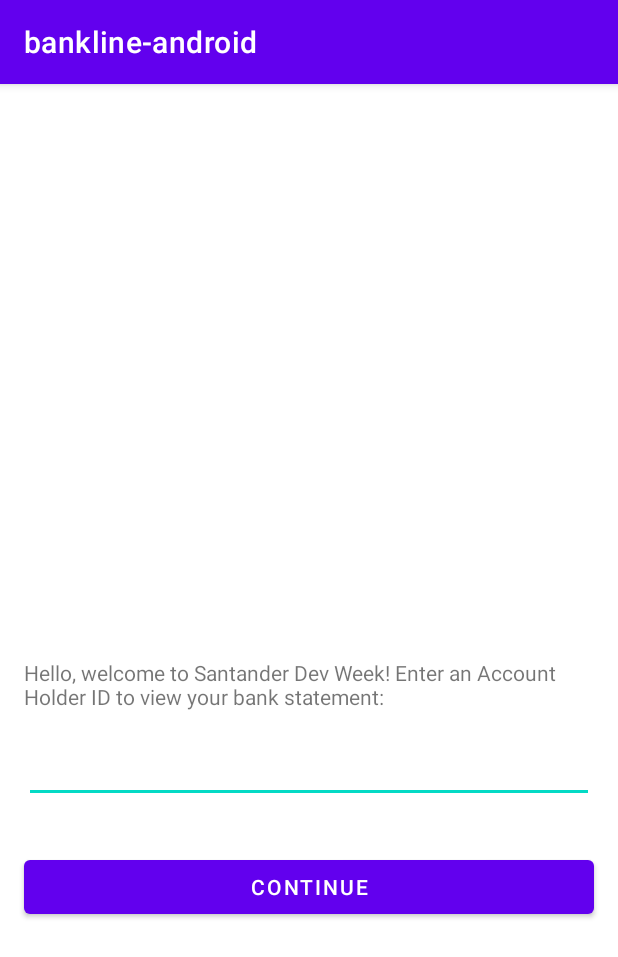
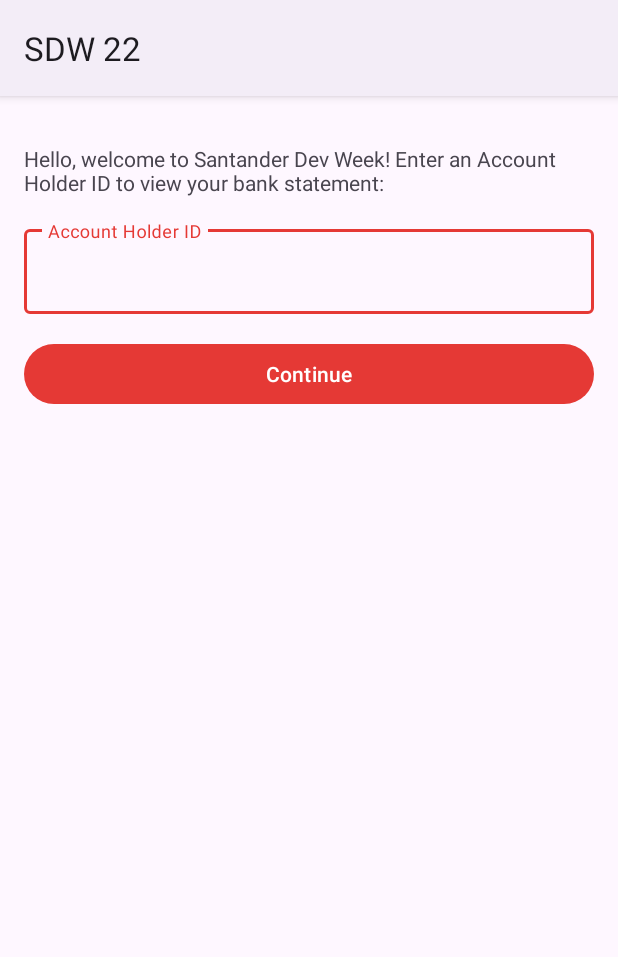
Before and after one commit to SenirSales/bankline-android, an Android app: the screen it shows after launch (WelcomeActivity), on a phone screen of 412 x 824 dp. Shown: the top 957 px of the screen. Run offline under Robolectric (Android 15) with nearby library versions, the light colour scheme and no system bars.

Commit message:
Inclusão do ADPTER

```diff
--- a/app/src/main/AndroidManifest.xml
+++ b/app/src/main/AndroidManifest.xml
@@ -8,7 +8,7 @@
         android:label="@string/app_name"
         android:roundIcon="@mipmap/ic_launcher_round"
         android:supportsRtl="true"
-        android:theme="@style/Theme.Banklineandroid">
+        android:theme="@style/Theme.AppTheme">
 
         <activity
             android:name=".ui.welcome.WelcomeActivity"
--- /dev/null
+++ b/app/src/main/java/me/dio/bankline/domian/TipoMovimentacao.kt
@@ -0,0 +1,5 @@
+package me.dio.bankline.domian
+
+enum class TipoMovimentacao {
+    RECEITA, DESPESA
+}
--- a/app/src/main/java/me/dio/bankline/ui/welcome/WelcomeActivity.kt
+++ b/app/src/main/java/me/dio/bankline/ui/welcome/WelcomeActivity.kt
@@ -1,12 +1,30 @@
 package me.dio.bankline.ui.welcome
 
+import android.content.Intent
 import androidx.appcompat.app.AppCompatActivity
 import android.os.Bundle
 import me.dio.bankline.R
+import me.dio.bankline.databinding.ActiveWelcomeBinding
+import me.dio.bankline.domian.Correntista
+import me.dio.bankline.ui.statement.BankStatementActivity
 
 class WelcomeActivity : AppCompatActivity() {
+    private val binding by lazy {
+        ActiveWelcomeBinding.inflate(layoutInflater)
+    }
+
     override fun onCreate(savedInstanceState: Bundle?) {
         super.onCreate(savedInstanceState)
-        setContentView(R.layout.active_welcome)
+
+        setContentView(binding.root)
+        binding.btContinue.setOnClickListener {
+            val accountHolderId = binding.etAccountHolderId.text.toString().toInt()
+            val accountHolder = Correntista(accountHolderId)
+
+            val intent = Intent(this, BankStatementActivity::class.java).apply {
+                putExtra(BankStatementActivity.EXTRA_ACCOUNT_HOLDER, accountHolder)
+            }
+            startActivity(intent)
+        }
     }
 }
--- a/app/src/main/res/layout/active_welcome.xml
+++ b/app/src/main/res/layout/active_welcome.xml
@@ -10,38 +10,45 @@
         android:id="@+id/tvWelcome"
         android:layout_width="0dp"
         android:layout_height="wrap_content"
-        android:layout_marginLeft="16dp"
+        android:layout_marginLeft="@dimen/margin_default"
         android:layout_marginTop="32dp"
-        android:layout_marginRight="16dp"
+        android:layout_marginRight="@dimen/margin_default"
         android:text="@string/txt_welcome"
-        app:layout_constraintBottom_toBottomOf="parent"
         app:layout_constraintLeft_toLeftOf="parent"
         app:layout_constraintRight_toRightOf="parent"
         app:layout_constraintTop_toTopOf="parent" />
 
-    <EditText
-        android:id="@+id/etAccountHolderId"
+    <!-- Reference: https://material.io/components/text-fields/android -->
+    <com.google.android.material.textfield.TextInputLayout
+        android:id="@+id/tilAccountHolderId"
         android:layout_width="0dp"
         android:layout_height="wrap_content"
-        android:layout_marginStart="16dp"
-        android:layout_marginTop="16dp"
-        android:layout_marginEnd="16dp"
-        android:ems="10"
-        android:inputType="number"
+        android:layout_marginStart="@dimen/margin_default"
+        android:layout_marginTop="@dimen/margin_default"
+        android:layout_marginEnd="@dimen/margin_default"
+        android:hint="@string/txt_account_holder_id"
         app:layout_constraintEnd_toEndOf="parent"
         app:layout_constraintStart_toStartOf="parent"
-        app:layout_constraintTop_toBottomOf="@+id/tvWelcome" />
+        app:layout_constraintTop_toBottomOf="@+id/tvWelcome">
+
+        <com.google.android.material.textfield.TextInputEditText
+            android:id="@+id/etAccountHolderId"
+            android:layout_width="match_parent"
+            android:layout_height="wrap_content"
+            android:inputType="number" />
+
+    </com.google.android.material.textfield.TextInputLayout>
 
     <Button
         android:id="@+id/btContinue"
         android:layout_width="0dp"
         android:layout_height="wrap_content"
-        android:layout_marginStart="16dp"
-        android:layout_marginTop="32dp"
-        android:layout_marginEnd="16dp"
+        android:layout_marginStart="@dimen/margin_default"
+        android:layout_marginTop="@dimen/margin_default"
+        android:layout_marginEnd="@dimen/margin_default"
         android:text="@string/txt_continue"
         app:layout_constraintEnd_toEndOf="parent"
         app:layout_constraintStart_toStartOf="parent"
-        app:layout_constraintTop_toBottomOf="@+id/etAccountHolderId" />
+        app:layout_constraintTop_toBottomOf="@+id/tilAccountHolderId" />
 
 </androidx.constraintlayout.widget.ConstraintLayout>
--- a/app/src/main/res/values-night/themes.xml
+++ b/app/src/main/res/values-night/themes.xml
@@ -1,16 +1,12 @@
 <resources xmlns:tools="http://schemas.android.com/tools">
     <!-- Base application theme. -->
-    <style name="Theme.Banklineandroid" parent="Theme.MaterialComponents.DayNight.DarkActionBar">
-        <!-- Primary brand color. -->
-        <item name="colorPrimary">@color/purple_200</item>
-        <item name="colorPrimaryVariant">@color/purple_700</item>
-        <item name="colorOnPrimary">@color/black</item>
-        <!-- Secondary brand color. -->
-        <item name="colorSecondary">@color/teal_200</item>
-        <item name="colorSecondaryVariant">@color/teal_200</item>
-        <item name="colorOnSecondary">@color/black</item>
-        <!-- Status bar color. -->
-        <item name="android:statusBarColor" tools:targetApi="l">?attr/colorPrimaryVariant</item>
-        <!-- Customize your theme here. -->
+    <!-- https://m3.material.io/libraries/mdc-android/getting-started -->
+    <style name="Theme.AppTheme" parent="Theme.Material3.Dark">
+        <!-- https://m3.material.io/libraries/mdc-android/color-theming -->
+        <item name="colorPrimary">@color/primary_200</item>
+        <item name="colorPrimaryContainer">@color/primary_700</item>
+        <item name="colorOnPrimaryContainer">@color/primary_100</item>
+        <item name="colorPrimaryInverse">@color/primary_600</item>
     </style>
+    <!-- Interesting alternative to Material 3: https://material-foundation.github.io/material-theme-builder -->
 </resources>
--- a/app/src/main/res/values/colors.xml
+++ b/app/src/main/res/values/colors.xml
@@ -1,10 +1,9 @@
 <?xml version="1.0" encoding="utf-8"?>
 <resources>
-    <color name="purple_200">#FFBB86FC</color>
-    <color name="purple_500">#FF6200EE</color>
-    <color name="purple_700">#FF3700B3</color>
-    <color name="teal_200">#FF03DAC5</color>
-    <color name="teal_700">#FF018786</color>
-    <color name="black">#FF000000</color>
-    <color name="white">#FFFFFFFF</color>
+    <!-- Reference: https://material.io/resources/color -->
+    <color name="primary_100">#ffcdd2</color>
+    <color name="primary_200">#ef9a9a</color>
+    <color name="primary_600">#e53935</color>
+    <color name="primary_700">#d32f2f</color>
+    <color name="primary_900">#b71c1c</color>
 </resources>
--- /dev/null
+++ b/app/src/main/res/values/dimens.xml
@@ -0,0 +1,5 @@
+<?xml version="1.0" encoding="utf-8"?>
+<resources>
+    <dimen name="margin_default">16dp</dimen>
+    <dimen name="margin_half_default">8dp</dimen>
+</resources>
--- a/app/src/main/res/values/strings.xml
+++ b/app/src/main/res/values/strings.xml
@@ -1,5 +1,7 @@
 <resources>
-    <string name="app_name" translatable="false">bankline-android</string>
+    <string name="app_name" translatable="false">SDW 22</string>
+
     <string name="txt_welcome">Hello, welcome to Santander Dev Week! Enter an Account Holder ID to view your bank statement:</string>
     <string name="txt_continue">Continue</string>
+    <string name="txt_account_holder_id">Account Holder ID</string>
 </resources>
--- a/app/src/main/res/values/themes.xml
+++ b/app/src/main/res/values/themes.xml
@@ -1,16 +1,12 @@
 <resources xmlns:tools="http://schemas.android.com/tools">
     <!-- Base application theme. -->
-    <style name="Theme.Banklineandroid" parent="Theme.MaterialComponents.DayNight.DarkActionBar">
-        <!-- Primary brand color. -->
-        <item name="colorPrimary">@color/purple_500</item>
-        <item name="colorPrimaryVariant">@color/purple_700</item>
-        <item name="colorOnPrimary">@color/white</item>
-        <!-- Secondary brand color. -->
-        <item name="colorSecondary">@color/teal_200</item>
-        <item name="colorSecondaryVariant">@color/teal_700</item>
-        <item name="colorOnSecondary">@color/black</item>
-        <!-- Status bar color. -->
-        <item name="android:statusBarColor" tools:targetApi="l">?attr/colorPrimaryVariant</item>
-        <!-- Customize your theme here. -->
+    <!-- https://m3.material.io/libraries/mdc-android/getting-started -->
+    <style name="Theme.AppTheme" parent="Theme.Material3.Light">
+        <!-- https://m3.material.io/libraries/mdc-android/color-theming -->
+        <item name="colorPrimary">@color/primary_600</item>
+        <item name="colorPrimaryContainer">@color/primary_100</item>
+        <item name="colorOnPrimaryContainer">@color/primary_900</item>
+        <item name="colorPrimaryInverse">@color/primary_200</item>
     </style>
+    <!-- Interesting alternative to Material 3: https://material-foundation.github.io/material-theme-builder -->
 </resources>
```
Also changed, not shown: app/build.gradle (+13 -1 lines), app/src/main/java/me/dio/bankline/domian/Correntista.kt (added, +9 -0 lines), app/src/main/java/me/dio/bankline/domian/Movimentacao.kt (added, +14 -0 lines), app/src/main/java/me/dio/bankline/ui/statement/BankStatementActivity.kt (+36 -1 lines), app/src/main/java/me/dio/bankline/ui/statement/BankStatementAdapter.kt (added, +37 -0 lines), app/src/main/res/drawable/ic_money_in.xml (added, +10 -0 lines), app/src/main/res/drawable/ic_money_out.xml (added, +10 -0 lines), app/src/main/res/layout/activity_bank_statement.xml (+18 -0 lines), app/src/main/res/layout/bank_statement_item.xml (added, +66 -0 lines), 1 other file.
